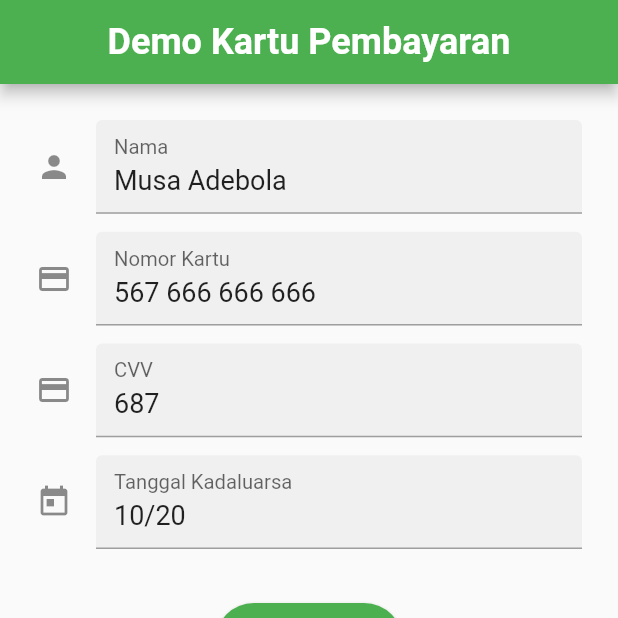
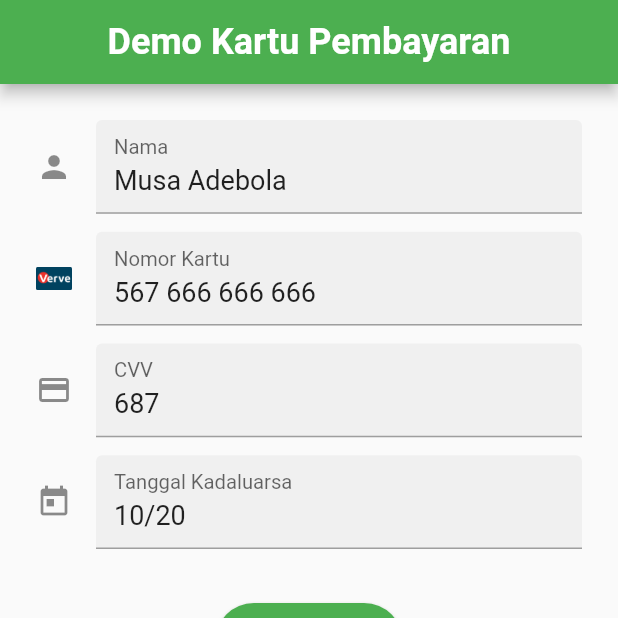
Before and after one commit to maroqijalil/udcd-exc, a Flutter app: the screen it shows after launch, on a phone screen of 412 x 824 dp, the top half of it. Run offline on Flutter 3.47's test engine with Material 2 defaults, Android fonts, the phone set to English and light mode, and no system bars.

Commit message:
minor change

```diff
--- a/udcd_task2/lib/items/payment_item.dart
+++ b/udcd_task2/lib/items/payment_item.dart
@@ -2,9 +2,10 @@ import 'package:flutter/material.dart';
 
 class PaymentItem {
   Icon icon;
+  bool img;
   String name;
   String hint;
   TextInputType type;
 
-  PaymentItem({this.icon, this.name, this.hint, this.type});
+  PaymentItem({this.icon, this.img = false, this.name, this.hint, this.type});
 }
--- a/udcd_task2/lib/pages/payment.dart
+++ b/udcd_task2/lib/pages/payment.dart
@@ -13,6 +13,7 @@ class PaymentPage extends StatelessWidget {
         type: TextInputType.name),
     PaymentItem(
         icon: Icon(Icons.payment),
+        img: true,
         name: "Nomor Kartu",
         hint: "567 666 666 666",
         type: TextInputType.number),
--- a/udcd_task2/lib/widgets/payment_text_field.dart
+++ b/udcd_task2/lib/widgets/payment_text_field.dart
@@ -19,7 +19,12 @@ class PaymentTextField extends StatelessWidget {
           keyboardType: item.type,
           initialValue: item.hint,
           decoration: InputDecoration(
-            icon: item.icon,
+            icon: (item.img)
+                ? Image.asset(
+                    'assets/verve_card.png',
+                    width: 24.0,
+                  )
+                : item.icon,
             labelText: item.name,
             enabledBorder: UnderlineInputBorder(
                 borderSide: BorderSide(color: Colors.grey)),
--- a/udcd_task2/pubspec.yaml
+++ b/udcd_task2/pubspec.yaml
@@ -43,7 +43,8 @@ dev_dependencies:
 
 # The following section is specific to Flutter.
 flutter:
-
+  assets:
+    - assets/
   # The following line ensures that the Material Icons font is
   # included with your application, so that you can use the icons in
   # the material Icons class.
```
Also changed, not shown: udcd_task2/assets/verve_card.png (added).
